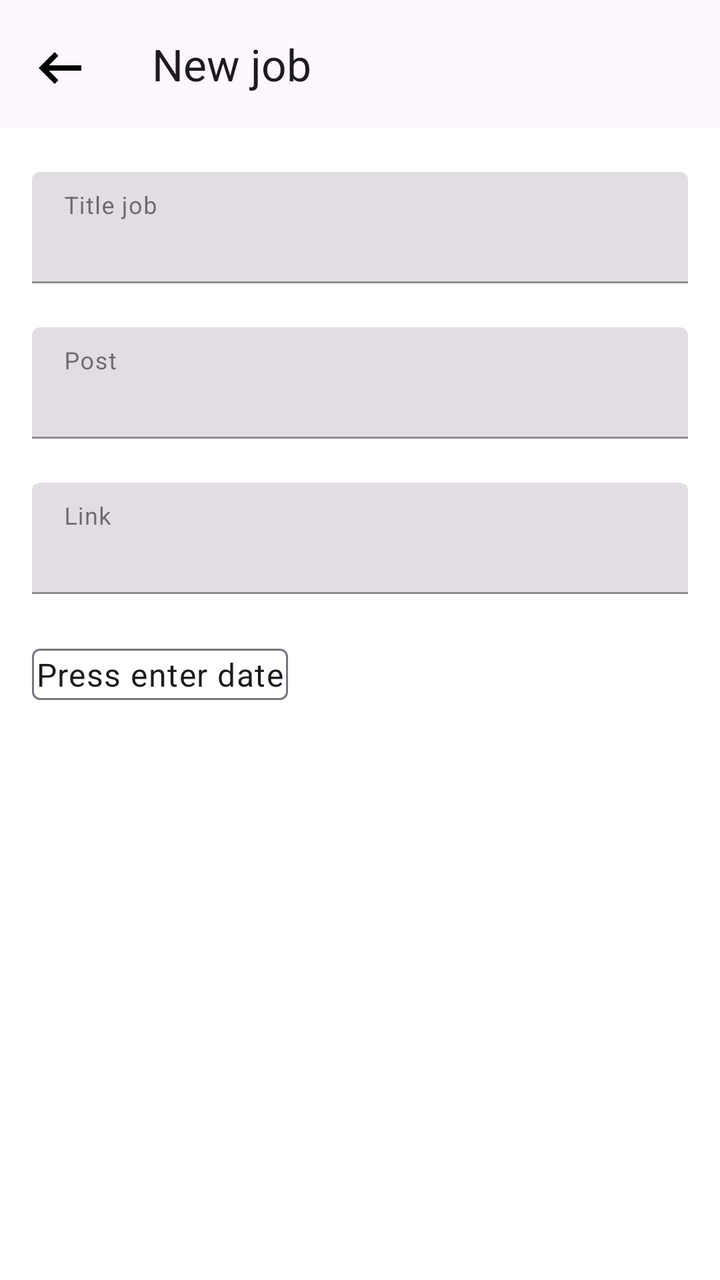
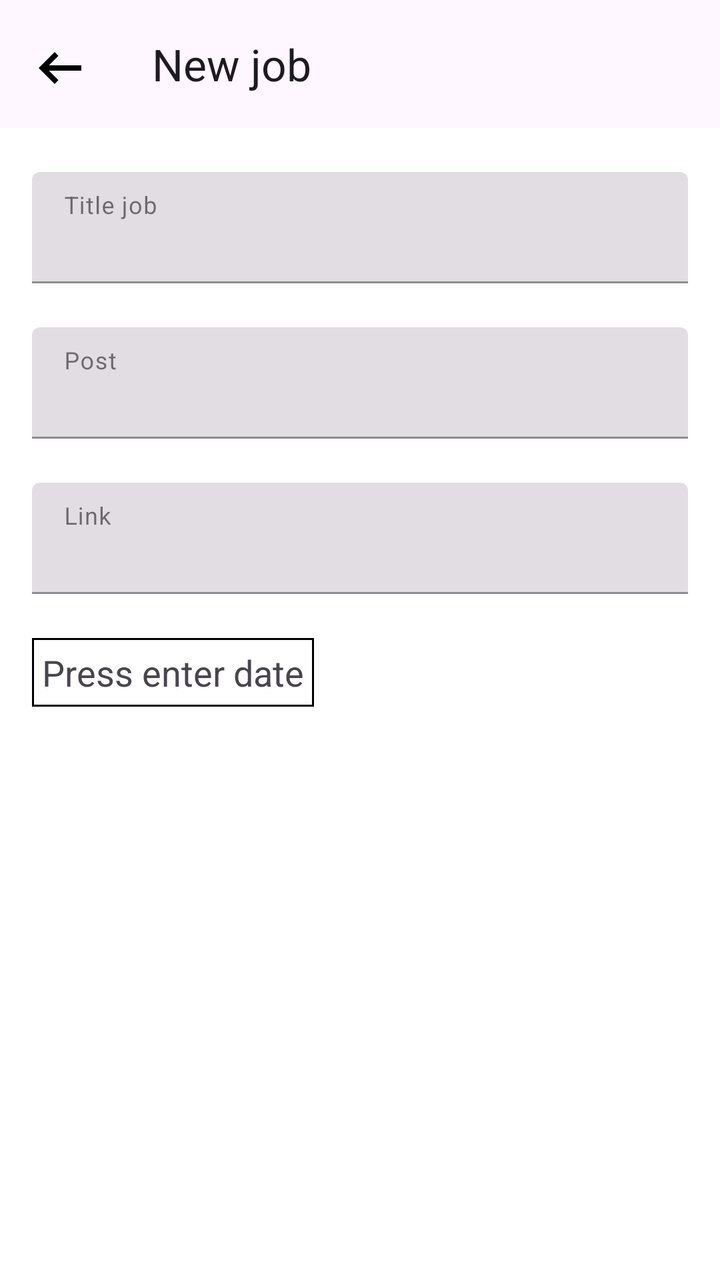

The first picture is an Android layout as it rendered before a commit; the second is the same layout after the commit. The layout source and the unified diff follow.
<!-- AndroidManifest.xml: application theme Theme.NeWork -->
<!-- res/layout/fragment_new_job.xml -->
<?xml version="1.0" encoding="utf-8"?>
<androidx.constraintlayout.widget.ConstraintLayout xmlns:android="http://schemas.android.com/apk/res/android"
    xmlns:app="http://schemas.android.com/apk/res-auto"
    xmlns:tools="http://schemas.android.com/tools"
    android:id="@+id/newJob"
    android:layout_width="match_parent"
    android:layout_height="match_parent">

    <com.google.android.material.button.MaterialButton
        android:id="@+id/back"
        style="@style/App.Widget.MenuButton"
        android:layout_width="wrap_content"
        android:layout_height="wrap_content"
        android:layout_marginTop="4dp"
        android:contentDescription="@string/back"
        android:textSize="20sp"
        app:icon="@drawable/ic_back_24"
        app:iconSize="32dp"
        app:iconTint="#000000"
        app:layout_constraintStart_toStartOf="parent"
        app:layout_constraintTop_toTopOf="parent" />

    <com.google.android.material.appbar.MaterialToolbar
        android:id="@+id/toolbar"
        android:layout_width="@dimen/_0dp"
        android:layout_height="wrap_content"
        app:layout_constraintEnd_toEndOf="parent"
        app:layout_constraintStart_toEndOf="@id/back"
        app:layout_constraintTop_toTopOf="parent"
        app:title="@string/new_job" />

    <androidx.constraintlayout.widget.ConstraintLayout
        android:layout_width="match_parent"
        android:layout_height="667dp"
        android:background="#FFFFFF"
        app:layout_constraintTop_toBottomOf="@id/toolbar">

        <com.google.android.material.textfield.TextInputLayout
            android:id="@+id/titleJob"
            style="@style/Widget.MaterialComponents.TextInputLayout.FilledBox"
            android:layout_width="match_parent"
            android:layout_height="wrap_content"
            android:layout_marginStart="@dimen/_16dp"
            android:layout_marginTop="@dimen/_22dp"
            android:layout_marginEnd="@dimen/_16dp"
            android:hint="@string/title_job"
            app:endIconMode="clear_text"
            app:expandedHintEnabled="false"
            app:layout_constraintEnd_toEndOf="parent"
            app:layout_constraintStart_toStartOf="parent"
            app:layout_constraintTop_toTopOf="parent">

            <com.google.android.material.textfield.TextInputEditText
                android:id="@+id/titleJobInput"
                android:layout_width="match_parent"
                android:layout_height="wrap_content"
                android:background="@null"
                android:enabled="true"/>


        </com.google.android.material.textfield.TextInputLayout>

        <com.google.android.material.textfield.TextInputLayout
            android:id="@+id/jobPost"
            style="@style/Widget.MaterialComponents.TextInputLayout.FilledBox"
            android:layout_width="match_parent"
            android:layout_height="wrap_content"
            android:layout_marginStart="@dimen/_16dp"
            android:layout_marginTop="@dimen/_22dp"
            android:layout_marginEnd="@dimen/_16dp"
            android:hint="@string/job_post"
            app:endIconMode="clear_text"
            app:expandedHintEnabled="false"
            app:layout_constraintEnd_toEndOf="parent"
            app:layout_constraintStart_toStartOf="parent"
            app:layout_constraintTop_toBottomOf="@id/titleJob">

            <com.google.android.material.textfield.TextInputEditText
                android:id="@+id/jobPostInput"
                android:layout_width="match_parent"
                android:layout_height="wrap_content"
                android:background="@null"
                android:enabled="true"/>


        </com.google.android.material.textfield.TextInputLayout>

        <com.google.android.material.textfield.TextInputLayout
            android:id="@+id/link"
            style="@style/Widget.MaterialComponents.TextInputLayout.FilledBox"
            android:layout_width="match_parent"
            android:layout_height="wrap_content"
            android:layout_marginStart="@dimen/_16dp"
            android:layout_marginTop="@dimen/_22dp"
            android:layout_marginEnd="@dimen/_16dp"
            android:hint="@string/link"
            app:endIconMode="clear_text"
            app:expandedHintEnabled="false"
            app:layout_constraintEnd_toEndOf="parent"
            app:layout_constraintStart_toStartOf="parent"
            app:layout_constraintTop_toBottomOf="@id/jobPost">

            <com.google.android.material.textfield.TextInputEditText
                android:id="@+id/linkInput"
                android:layout_width="match_parent"
                android:layout_height="wrap_content"
                android:background="@null"
                android:enabled="true"/>


        </com.google.android.material.textfield.TextInputLayout>

        <com.google.android.material.textfield.TextInputLayout
            android:id="@+id/date"
            android:layout_width="wrap_content"
            android:layout_height="wrap_content"
            android:layout_marginStart="@dimen/_16dp"
            android:layout_marginTop="@dimen/_22dp"
            app:layout_constraintStart_toStartOf="parent"
            app:layout_constraintTop_toBottomOf="@id/link">

            <com.google.android.material.textfield.TextInputEditText
                android:id="@+id/dateInput"
                android:layout_width="match_parent"
                android:layout_height="wrap_content"
                android:background="@null"
                android:padding="2dp"
                android:text="@string/press_enter_date"
                android:clickable="true"/>

        </com.google.android.material.textfield.TextInputLayout>

        <com.google.android.material.button.MaterialButton
            android:id="@+id/create"
            android:layout_width="match_parent"
            android:layout_height="55dp"
            android:layout_marginStart="@dimen/_16dp"
            android:layout_marginEnd="@dimen/_16dp"
            android:layout_marginBottom="@dimen/_22dp"
            android:text="@string/create"
            android:textSize="20sp"
            app:layout_constraintBottom_toBottomOf="parent"
            app:layout_constraintEnd_toEndOf="parent"
            app:layout_constraintStart_toStartOf="parent" />

        <com.google.android.material.card.MaterialCardView
            android:id="@+id/selectDate"
            android:layout_width="match_parent"
            android:layout_height="wrap_content"
            android:foregroundGravity="center"
            app:cardElevation="0dp"
            app:layoutManager="com.google.android.material.card.MaterialCardView"
            app:layout_constraintBottom_toBottomOf="parent"
            app:layout_constraintEnd_toEndOf="parent"
            app:layout_constraintStart_toStartOf="parent"
            app:layout_constraintTop_toTopOf="parent" />

        <com.google.android.material.card.MaterialCardView
            android:id="@+id/calendarDialogBox"
            android:layout_width="match_parent"
            android:layout_height="wrap_content"
            android:foregroundGravity="center"
            app:cardElevation="0dp"
            app:layoutManager="com.google.android.material.card.MaterialCardView"
            app:layout_constraintBottom_toBottomOf="parent"
            app:layout_constraintEnd_toEndOf="parent"
            app:layout_constraintStart_toStartOf="parent"
            app:layout_constraintTop_toTopOf="parent" />
        

    </androidx.constraintlayout.widget.ConstraintLayout>
</androidx.constraintlayout.widget.ConstraintLayout>
<!-- resources referenced by this layout -->
<resources>
  <dimen name="_0dp">0dp</dimen>
  <dimen name="_16dp">16dp</dimen>
  <dimen name="_22dp">22dp</dimen>
  <!-- drawable ic_back_24 (drawable) -->
  <vector xmlns:android="http://schemas.android.com/apk/res/android" android:autoMirrored="true" android:height="24dp" android:tint="#000000" android:viewportHeight="960" android:viewportWidth="960" android:width="24dp">
        
      <path android:fillColor="@android:color/white" android:pathData="M400,720L160,480L400,240L456,298L314,440L800,440L800,520L314,520L456,662L400,720Z"/>
      
  </vector>
  <string name="back" translatable="false">back</string>
  <string name="create">Create</string>
  <string name="job_post">Post</string>
  <string name="link">Link</string>
  <string name="new_job">New job</string>
  <string name="press_enter_date">Press enter date</string>
  <string name="title_job">Title job</string>
  <style name="App.Widget.MenuButton" parent="Widget.Material3.Button.IconButton">
          <item name="buttonTint">#000000</item>
          <item name="android:minWidth">0dp</item>
          <item name="android:minHeight">0dp</item>
      </style>
  <style name="Theme.NeWork" parent="Base.Theme.NeWork" />
  <style name="Base.Theme.NeWork" parent="Theme.Material3.DayNight.NoActionBar">
          
  
      </style>
</resources>

<!-- the commit's change to res/layout/fragment_new_job.xml (unified diff, before → after) -->
@@ -57,7 +57,6 @@
                 android:background="@null"
                 android:enabled="true"/>
 
-
         </com.google.android.material.textfield.TextInputLayout>
 
         <com.google.android.material.textfield.TextInputLayout
@@ -81,7 +80,6 @@
                 android:layout_height="wrap_content"
                 android:background="@null"
                 android:enabled="true"/>
-
 
         </com.google.android.material.textfield.TextInputLayout>
 
@@ -107,28 +105,20 @@
                 android:background="@null"
                 android:enabled="true"/>
 
-
         </com.google.android.material.textfield.TextInputLayout>
 
-        <com.google.android.material.textfield.TextInputLayout
-            android:id="@+id/date"
+        <TextView
+            android:id="@+id/dateInput"
             android:layout_width="wrap_content"
             android:layout_height="wrap_content"
+            android:text="@string/press_enter_date"
             android:layout_marginStart="@dimen/_16dp"
             android:layout_marginTop="@dimen/_22dp"
+            android:background="@xml/frame"
+            android:textSize="18sp"
+            android:padding="5dp"
             app:layout_constraintStart_toStartOf="parent"
-            app:layout_constraintTop_toBottomOf="@id/link">
-
-            <com.google.android.material.textfield.TextInputEditText
-                android:id="@+id/dateInput"
-                android:layout_width="match_parent"
-                android:layout_height="wrap_content"
-                android:background="@null"
-                android:padding="2dp"
-                android:text="@string/press_enter_date"
-                android:clickable="true"/>
-
-        </com.google.android.material.textfield.TextInputLayout>
+            app:layout_constraintTop_toBottomOf="@id/link"/>
 
         <com.google.android.material.button.MaterialButton
             android:id="@+id/create"
@@ -143,30 +133,5 @@
             app:layout_constraintEnd_toEndOf="parent"
             app:layout_constraintStart_toStartOf="parent" />
 
-        <com.google.android.material.card.MaterialCardView
-            android:id="@+id/selectDate"
-            android:layout_width="match_parent"
-            android:layout_height="wrap_content"
-            android:foregroundGravity="center"
-            app:cardElevation="0dp"
-            app:layoutManager="com.google.android.material.card.MaterialCardView"
-            app:layout_constraintBottom_toBottomOf="parent"
-            app:layout_constraintEnd_toEndOf="parent"
-            app:layout_constraintStart_toStartOf="parent"
-            app:layout_constraintTop_toTopOf="parent" />
-
-        <com.google.android.material.card.MaterialCardView
-            android:id="@+id/calendarDialogBox"
-            android:layout_width="match_parent"
-            android:layout_height="wrap_content"
-            android:foregroundGravity="center"
-            app:cardElevation="0dp"
-            app:layoutManager="com.google.android.material.card.MaterialCardView"
-            app:layout_constraintBottom_toBottomOf="parent"
-            app:layout_constraintEnd_toEndOf="parent"
-            app:layout_constraintStart_toStartOf="parent"
-            app:layout_constraintTop_toTopOf="parent" />
-        
-
     </androidx.constraintlayout.widget.ConstraintLayout>
 </androidx.constraintlayout.widget.ConstraintLayout>
